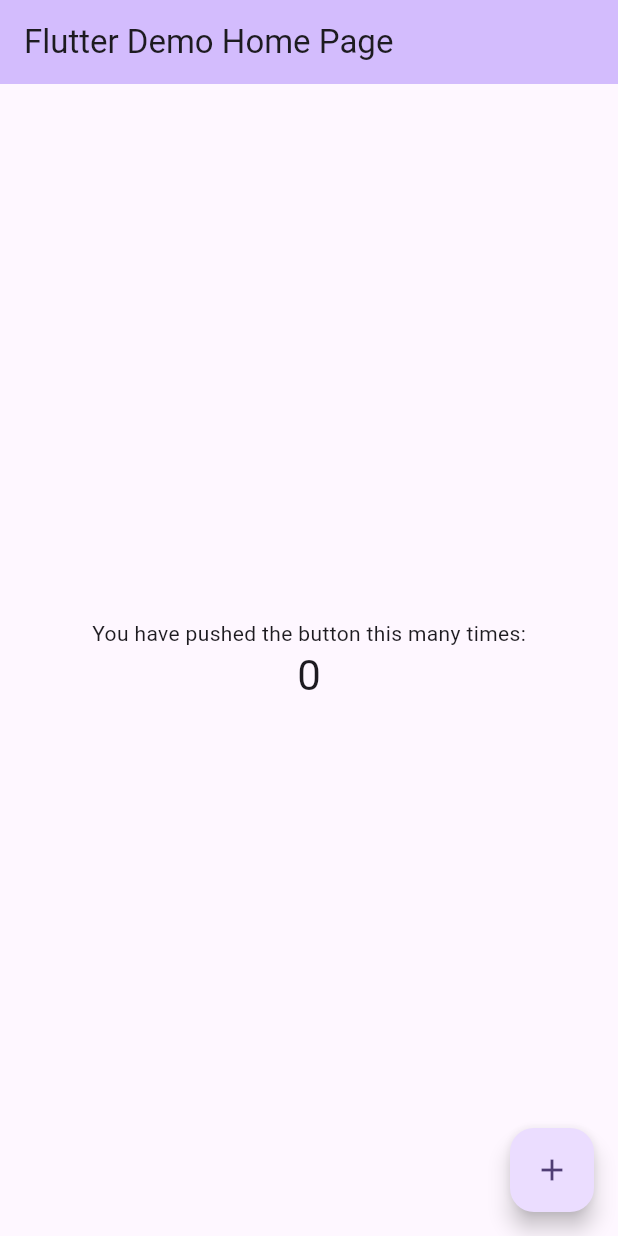
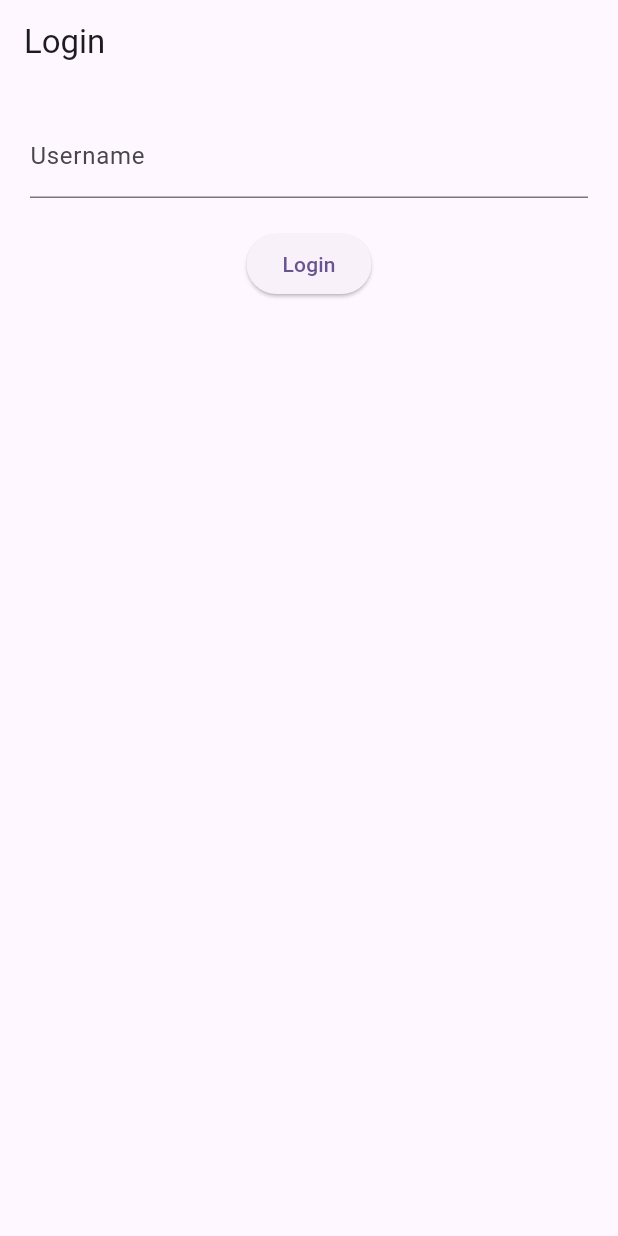
Before and after one commit to Abdallah-Ashour/mirrorfly_uikit, a Flutter app: the screen it shows after launch, on a phone screen of 412 x 824 dp. Run offline on Flutter 3.47's test engine with Material 3 defaults, Android fonts, the phone set to English and light mode, and no system bars; missing offline and left inert: mirrorfly_uikit_plugin.

Commit message:
compelete integration with mirrorfly ui kit

```diff
--- a/lib/loginScreen .dart
+++ b/lib/loginScreen .dart
@@ -1,67 +1,95 @@
-// import 'package:mirrorfly_uikit_plugin/app/modules/dashboard/views/dashboard_view.dart';
-// import 'package:mirrorfly_uikit_plugin/mirrorfly_uikit_plugin.dart';
-// import 'package:flutter/material.dart';
+import 'package:mirrorfly_uikit/home.dart';
+import 'package:mirrorfly_uikit_plugin/app/model/arguments.dart';
+import 'package:mirrorfly_uikit_plugin/app/routes/route_settings.dart';
+import 'package:mirrorfly_uikit_plugin/mirrorfly_uikit_plugin.dart';
+import 'package:flutter/material.dart';
 
-// class LoginScreen extends StatefulWidget {
-//   const LoginScreen({Key? key}) : super(key: key);
+class LoginScreen extends StatefulWidget {
+  const LoginScreen({Key? key}) : super(key: key);
 
-//   @override
-//   State<LoginScreen> createState() => _LoginScreenState();
-// }
+  @override
+  State<LoginScreen> createState() => _LoginScreenState();
+}
 
-// class _LoginScreenState extends State<LoginScreen> {
-//   final _usernameController = TextEditingController();
+class _LoginScreenState extends State<LoginScreen> {
+  final _usernameController = TextEditingController();
 
-//   Future<void> _login() async {
-//     final username = _usernameController.text.trim();
-//     if (username.isEmpty) return;
+  Future<void> _login() async {
+    final username = _usernameController.text.trim();
+    if (username.isEmpty) return;
 
-//     try {
-//       var response = await MirrorflyUikit.instance.login(
-//         userIdentifier: username,
-//         fcmToken: "Your Google FCM Token",
-//       );
-//       debugPrint("register user $response");
+    try {
+      var response = await MirrorflyUikit.instance.login(
+        userIdentifier: username,
+        fcmToken: "Your Google FCM Token",
+      );
+      debugPrint("register user $response");
 
-//       Navigator.push(context, MaterialPageRoute(builder: (con)=> const DashboardView()));
-//       //{'status': true, 'message': 'Register Success};
-//     } catch (e) {
-//       debugPrint(e.toString());
-//     }
-//     // try {
-//     //   await MirrorflyUikit.instance.login(
-//     //     userIdentifier: username,
-//     //     password: "123456", // or from API
-//     //     displayName: username,
-//     //   );
+      if(response['status'] == true){
+        // Once logged in, navigate to chat
+        Navigator.pushReplacement(
+          context,
+          MaterialPageRoute(builder: (_) => const HomeScreen()),
+        );
+      }
+      // Navigator.pushNamed(
+      //   context,
+      //   Routes.dashboard,
+      //   arguments: DashboardViewArguments(),
+      // );
 
-//     //   // Once logged in, navigate to chat
-//     //   Navigator.pushReplacement(
-//     //     context,
-//     //     MaterialPageRoute(builder: (_) => const ChatHomeScreen()),
-//     //   );
-//     // } catch (e) {
-//     //   debugPrint("Login error: $e");
-//     // }
-//   }
+      // Navigator.pushNamed(
+      //   context,
+      //   Routes.contacts,
+      //   arguments: ContactListArguments(),
+      // );
+      // Navigator.pushNamed(context, Routes.profile);
 
-//   @override
-//   Widget build(BuildContext context) {
-//     return Scaffold(
-//       appBar: AppBar(title: const Text("Login")),
-//       body: Padding(
-//         padding: const EdgeInsets.all(20),
-//         child: Column(
-//           children: [
-//             TextField(
-//               controller: _usernameController,
-//               decoration: const InputDecoration(labelText: "Username"),
-//             ),
-//             const SizedBox(height: 20),
-//             ElevatedButton(onPressed: _login, child: const Text("Login")),
-//           ],
-//         ),
-//       ),
-//     );
-//   }
-// }
+      // Navigator.pushNamed(
+      //   context,
+      //   Routes.dashboard,
+      //   arguments: DashboardViewArguments(),
+      // );
+
+      // Navigator.pushNamed(context, Routes.dashboard, arguments: DashboardViewArguments());
+      //{'status': true, 'message': 'Register Success};
+    } catch (e) {
+      debugPrint(e.toString());
+    }
+    // try {
+    //   await MirrorflyUikit.instance.login(
+    //     userIdentifier: username,
+    //     password: "123456", // or from API
+    //     displayName: username,
+    //   );
+
+    //   // Once logged in, navigate to chat
+    //   Navigator.pushReplacement(
+    //     context,
+    //     MaterialPageRoute(builder: (_) => const ChatHomeScreen()),
+    //   );
+    // } catch (e) {
+    //   debugPrint("Login error: $e");
+    // }
+  }
+
+  @override
+  Widget build(BuildContext context) {
+    return Scaffold(
+      appBar: AppBar(title: const Text("Login")),
+      body: Padding(
+        padding: const EdgeInsets.all(20),
+        child: Column(
+          children: [
+            TextField(
+              controller: _usernameController,
+              decoration: const InputDecoration(labelText: "Username"),
+            ),
+            const SizedBox(height: 20),
+            ElevatedButton(onPressed: _login, child: const Text("Login")),
+          ],
+        ),
+      ),
+    );
+  }
+}
--- a/lib/main.dart
+++ b/lib/main.dart
@@ -1,4 +1,7 @@
 import 'package:flutter/material.dart';
+import 'package:mirrorfly_uikit/loginScreen%20.dart';
+import 'package:mirrorfly_uikit_plugin/app/routes/mirrorfly_navigation_observer.dart';
+import 'package:mirrorfly_uikit_plugin/app/routes/route_settings.dart';
 // import 'package:mirrorfly_uikit_plugin/mirrorfly_uikit.dart';
 import 'package:mirrorfly_uikit_plugin/mirrorfly_uikit.dart';
 
@@ -11,6 +14,8 @@ void main() {
     iOSContainerID: "com.example.mirrorfly_uikit",
     chatHistoryEnable: true,
   );
+
+  // MirrorflyUikit.instance.logoutFromUIKIT();
   runApp(const MyApp());
 }
 
@@ -22,6 +27,14 @@ class MyApp extends StatelessWidget {
   Widget build(BuildContext context) {
     return MaterialApp(
       title: 'Flutter Demo',
+      navigatorKey: navigatorKey,
+      navigatorObservers: [MirrorFlyNavigationObserver()],
+      onGenerateRoute: (settings) {
+        switch (settings.name) {
+          default:
+            return mirrorFlyRoute(settings);
+        }
+      },
       theme: ThemeData(
         // This is the theme of your application.
         //
@@ -40,7 +53,7 @@ class MyApp extends StatelessWidget {
         // tested with just a hot reload.
         colorScheme: ColorScheme.fromSeed(seedColor: Colors.deepPurple),
       ),
-      home: const MyHomePage(title: 'Flutter Demo Home Page'),
+      home: LoginScreen(),
     );
   }
 }
--- a/pubspec.yaml
+++ b/pubspec.yaml
@@ -34,7 +34,10 @@ dependencies:
   # The following adds the Cupertino Icons font to your application.
   # Use with the CupertinoIcons class for iOS style icons.
   cupertino_icons: ^1.0.8
-  mirrorfly_uikit_plugin: ^3.0.0+1
+  mirrorfly_uikit_plugin:
+    git:
+      url: https://github.com/MirrorFly/MirrorFly-Flutter-UIKIT.git
+      ref: feature/flutter_latest_migration
 
 
 dev_dependencies:
```
Also changed, not shown: lib/home.dart (added, +58 -0 lines), pubspec.lock, 1 other file.
